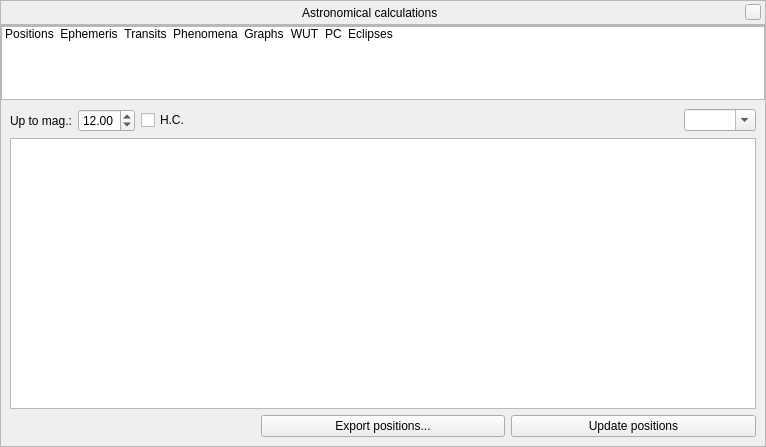
Above: src/gui/astroCalcDialog.ui from Stellarium/stellarium before the change. Below: the same form after it.
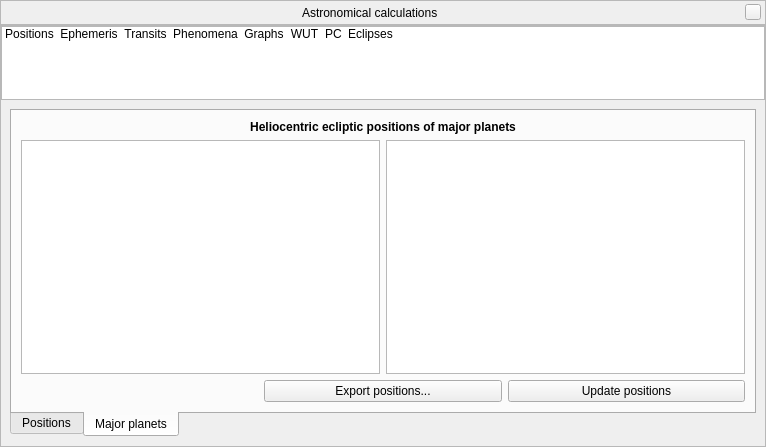
That is the form after the change. The open tabs and pages were chosen to show the change. Icons and pictures are not drawn. Custom widgets are drawn as their Qt base class.

Commit message:
Added support heliocentric ecliptical coordinates for AstroCalc/Positions tool
- Added table of ecliptical coordinates and distances for major planets
- Added polar QChart for visualize positions of major planets

Patch:
```diff
--- a/src/gui/astroCalcDialog.ui
+++ b/src/gui/astroCalcDialog.ui
@@ -361,31 +361,19 @@
         </property>
         <widget class="QWidget" name="stackedWidgetPage1">
          <layout class="QGridLayout" name="gridLayout_2">
-          <item row="3" column="0">
-           <layout class="QHBoxLayout" name="horizontalLayout_15">
-            <item>
-             <widget class="QLabel" name="celestialPositionsTimeLabel">
-              <property name="text">
-               <string/>
-              </property>
-             </widget>
-            </item>
-            <item>
-             <widget class="QPushButton" name="celestialPositionsSaveButton">
-              <property name="text">
-               <string>Export positions...</string>
-              </property>
-             </widget>
-            </item>
-            <item>
-             <widget class="QPushButton" name="celestialPositionsUpdateButton">
-              <property name="text">
-               <string>Update positions</string>
-              </property>
-             </widget>
-            </item>
-           </layout>
-          </item>
+          <item row="1" column="0">
+           <widget class="QTabWidget" name="tabWidgetPositions">
+            <property name="tabPosition">
+             <enum>QTabWidget::South</enum>
+            </property>
+            <property name="currentIndex">
+             <number>0</number>
+            </property>
+            <widget class="QWidget" name="tabObjects">
+             <attribute name="title">
+              <string>Positions</string>
+             </attribute>
+             <layout class="QGridLayout" name="gridLayout_22">
           <item row="0" column="0">
            <layout class="QHBoxLayout" name="horizontalLayout_16">
             <item>
@@ -443,7 +431,7 @@
             </item>
            </layout>
           </item>
-          <item row="2" column="0">
+              <item row="1" column="0">
            <widget class="QTreeWidget" name="celestialPositionsTreeWidget">
             <property name="toolTip">
              <string>List of objects above horizon</string>
@@ -474,6 +462,104 @@
             </attribute>
            </widget>
           </item>
+              <item row="2" column="0">
+               <layout class="QHBoxLayout" name="horizontalLayout_15">
+                <item>
+                 <widget class="QLabel" name="celestialPositionsTimeLabel">
+                  <property name="text">
+                   <string/>
+                  </property>
+                 </widget>
+                </item>
+                <item>
+                 <widget class="QPushButton" name="celestialPositionsSaveButton">
+                  <property name="text">
+                   <string>Export positions...</string>
+                  </property>
+                 </widget>
+                </item>
+                <item>
+                 <widget class="QPushButton" name="celestialPositionsUpdateButton">
+                  <property name="text">
+                   <string>Update positions</string>
+                  </property>
+                 </widget>
+                </item>
+               </layout>
+              </item>
+             </layout>
+            </widget>
+            <widget class="QWidget" name="tabSolarSystem">
+             <attribute name="title">
+              <string>Major planets</string>
+             </attribute>
+             <layout class="QGridLayout" name="gridLayout_23">
+              <item row="1" column="0">
+               <widget class="QTreeWidget" name="hecPositionsTreeWidget">
+                <property name="editTriggers">
+                 <set>QAbstractItemView::NoEditTriggers</set>
+                </property>
+                <property name="uniformRowHeights">
+                 <bool>true</bool>
+                </property>
+                <property name="itemsExpandable">
+                 <bool>false</bool>
+                </property>
+                <property name="sortingEnabled">
+                 <bool>true</bool>
+                </property>
+                <property name="expandsOnDoubleClick">
+                 <bool>false</bool>
+                </property>
+                <property name="columnCount">
+                 <number>0</number>
+                </property>
+               </widget>
+              </item>
+              <item row="2" column="0" colspan="2">
+               <layout class="QHBoxLayout" name="horizontalLayout_23">
+                <item>
+                 <widget class="QLabel" name="hecPositionsTimeLabel"/>
+                </item>
+                <item>
+                 <widget class="QPushButton" name="hecPositionsSaveButton">
+                  <property name="text">
+                   <string>Export positions...</string>
+                  </property>
+                 </widget>
+                </item>
+                <item>
+                 <widget class="QPushButton" name="hecPositionsUpdateButton">
+                  <property name="text">
+                   <string>Update positions</string>
+                  </property>
+                 </widget>
+                </item>
+               </layout>
+              </item>
+              <item row="0" column="0" colspan="2">
+               <widget class="QLabel" name="hecPositionsHeaderLabel">
+                <property name="font">
+                 <font>
+                  <weight>75</weight>
+                  <bold>true</bold>
+                 </font>
+                </property>
+                <property name="text">
+                 <string>Heliocentric ecliptic positions of major planets</string>
+                </property>
+                <property name="alignment">
+                 <set>Qt::AlignCenter</set>
+                </property>
+               </widget>
+              </item>
+              <item row="1" column="1">
+               <widget class="QChartView" name="hecPositionsGraph"/>
+              </item>
+             </layout>
+            </widget>
+           </widget>
+          </item>
          </layout>
         </widget>
         <widget class="QWidget" name="stackedWidgetPage2">
@@ -2800,6 +2886,11 @@
    <extends>QWidget</extends>
    <header>external/qcustomplot/qcustomplot.h</header>
   </customwidget>
+  <customwidget>
+   <class>QChartView</class>
+   <extends>QGraphicsView</extends>
+   <header>QtCharts/qchartview.h</header>
+  </customwidget>
  </customwidgets>
  <resources>
   <include location="../../data/gui/guiRes.qrc"/>
```
Left out of the diff: 11 changed lines with no effect on the pictures. Lines whose indentation alone changed are shown as unchanged. The commit also changes 4 other files.
